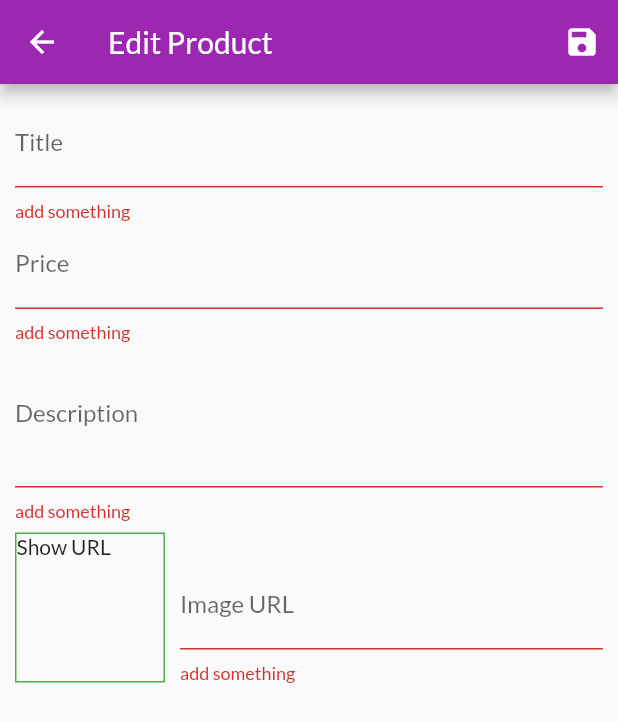
After one commit to sarthakagrawal927/flutter_basic_apps, a Flutter app: the EditProductScreen screen opened by its route, after a tap on the "save" icon, on a phone screen of 412 x 824 dp. The commit adds this screen. Shown: the top 722 px of the screen. Run offline on Flutter 3.47's test engine with Material 2 defaults, Android fonts, the phone set to English and light mode, and no system bars; network calls fail.

Commit message:
Add: New product screen

```diff
--- a/lib/main.dart
+++ b/lib/main.dart
@@ -1,5 +1,6 @@
 import 'package:flutter/material.dart';
 import 'package:flutter_complete_guide/providers/orders.dart';
+import 'package:flutter_complete_guide/screens/edit_product_screen.dart';
 import 'package:flutter_complete_guide/screens/orders_screen.dart';
 import 'package:flutter_complete_guide/screens/user_product_screen.dart';
 import './providers/cart.dart';
@@ -31,7 +32,8 @@ class MyApp extends StatelessWidget {
           ProductDetailScreen.routeName: (ctx) => ProductDetailScreen(),
           CartScreen.routeName: (ctx) => CartScreen(),
           OrdersScreen.routeName: (ctx) => OrdersScreen(),
-          UserProductScreen.routeName: (ctx) => UserProductScreen()
+          UserProductScreen.routeName: (ctx) => UserProductScreen(),
+          EditProductScreen.routeName: (ctx) => EditProductScreen()
         },
       ),
     );
--- a/lib/providers/products.dart
+++ b/lib/providers/products.dart
@@ -13,8 +13,8 @@ class Products with ChangeNotifier {
     return _items.where((prodItem) => prodItem.isFavorite).toList();
   }
 
-  void addProduct() {
-    // _items.add(value);
+  void addProduct(Product product) {
+    _items.add(product);
     notifyListeners();
   }
 
--- /dev/null
+++ b/lib/screens/edit_product_screen.dart
@@ -0,0 +1,176 @@
+import 'package:flutter/material.dart';
+import 'package:flutter_complete_guide/providers/product.dart';
+import 'package:flutter_complete_guide/providers/products.dart';
+import 'package:provider/provider.dart';
+
+// image url: https://upload.wikimedia.org/wikipedia/commons/thumb/b/b6/Image_created_with_a_mobile_phone.png/640px-Image_created_with_a_mobile_phone.png
+class EditProductScreen extends StatefulWidget {
+  static const routeName = "/edit-product";
+  @override
+  _EditProductScreenState createState() => _EditProductScreenState();
+}
+
+class _EditProductScreenState extends State<EditProductScreen> {
+  final _priceFocusNode = FocusNode(); // like useRef
+  final _imageUrlController = TextEditingController();
+  final _imageUrlFocusNode = FocusNode();
+  final _form = GlobalKey<FormState>();
+  var _editedProduct = Product(
+      id: DateTime.now().toString(),
+      title: '',
+      price: 0,
+      description: '',
+      imageUrl: '');
+
+  @override
+  void initState() {
+    _imageUrlFocusNode.addListener(_imageURLListener);
+    super.initState();
+  }
+
+  void _imageURLListener() {
+    if (!_imageUrlFocusNode.hasFocus) {
+      if (!_imageUrlController.text.startsWith('http')) return;
+      setState(() {});
+    }
+  }
+
+  void _saveForm() {
+    final isValid = _form.currentState.validate();
+    if (!isValid) return;
+    _form.currentState.save();
+    Provider.of<Products>(context, listen: false).addProduct(_editedProduct);
+    Navigator.of(context).pop();
+  }
+
+  @override
+  void dispose() {
+    _imageUrlFocusNode.removeListener(_imageURLListener);
+    _priceFocusNode.dispose(); // free up the memory
+    _imageUrlController.dispose();
+    _imageUrlFocusNode.dispose();
+    super.dispose();
+  }
+
+  @override
+  Widget build(BuildContext context) {
+    return Scaffold(
+      appBar: AppBar(
+        title: Text('Edit Product'),
+        actions: [IconButton(onPressed: _saveForm, icon: Icon(Icons.save))],
+      ),
+      body: Padding(
+        padding: EdgeInsets.all(10),
+        child: Form(
+            key: _form,
+            child: SingleChildScrollView(
+              child: Column(
+                children: <Widget>[
+                  TextFormField(
+                    decoration: InputDecoration(labelText: 'Title'),
+                    textInputAction: TextInputAction.next,
+                    onFieldSubmitted: ((_value) => FocusScope.of(context)
+                        .requestFocus(
+                            _priceFocusNode)), // done automatically by flutter now
+                    validator: (value) {
+                      if (value.isEmpty) return "add something";
+                      return null;
+                    },
+                    onSaved: (value) {
+                      _editedProduct = Product(
+                        title: value,
+                        price: _editedProduct.price,
+                        description: _editedProduct.description,
+                        id: _editedProduct.id,
+                        imageUrl: _editedProduct.imageUrl,
+                      );
+                    },
+                  ),
+                  TextFormField(
+                    decoration: InputDecoration(labelText: 'Price'),
+                    textInputAction: TextInputAction.next,
+                    keyboardType: TextInputType.number,
+                    focusNode: _priceFocusNode,
+                    validator: (value) {
+                      if (value.isEmpty) return "add something";
+                      if (double.tryParse(value) == null) return "add number";
+                      if (double.parse(value) <= 0) return 'min price 0';
+                      return null;
+                    },
+                    onSaved: (value) {
+                      _editedProduct = Product(
+                        title: _editedProduct.title,
+                        price: double.parse(value),
+                        description: _editedProduct.description,
+                        id: _editedProduct.id,
+                        imageUrl: _editedProduct.imageUrl,
+                      );
+                    },
+                  ),
+                  TextFormField(
+                    decoration: InputDecoration(labelText: 'Description'),
+                    keyboardType: TextInputType.multiline,
+                    maxLines: 3,
+                    validator: (value) {
+                      if (value.isEmpty) return "add something";
+                      if (value.length < 10) return "atleast 10 char";
+                      return null;
+                    },
+                    onSaved: (value) {
+                      _editedProduct = Product(
+                        title: _editedProduct.title,
+                        price: _editedProduct.price,
+                        description: value,
+                        id: _editedProduct.id,
+                        imageUrl: _editedProduct.imageUrl,
+                      );
+                    },
+                  ),
+                  Row(
+                    crossAxisAlignment: CrossAxisAlignment.end,
+                    children: [
+                      Container(
+                        width: 100,
+                        height: 100,
+                        margin: EdgeInsets.only(top: 8, right: 10),
+                        decoration: BoxDecoration(
+                            border: Border.all(width: 1, color: Colors.green)),
+                        child: _imageUrlController.text.isEmpty
+                            ? Text("Show URL")
+                            : FittedBox(
+                                fit: BoxFit.cover,
+                                child: Image.network(_imageUrlController.text)),
+                      ),
+                      Expanded(
+                        child: TextFormField(
+                          decoration: InputDecoration(labelText: 'Image URL'),
+                          keyboardType: TextInputType.url,
+                          textInputAction: TextInputAction.done,
+                          controller: _imageUrlController,
+                          focusNode: _imageUrlFocusNode,
+                          onFieldSubmitted: (_value) => {_saveForm()},
+                          validator: (value) {
+                            if (value.isEmpty) return "add something";
+                            if (!value.startsWith('http')) return "enter url";
+                            return null;
+                          },
+                          onSaved: (value) {
+                            _editedProduct = Product(
+                              title: _editedProduct.title,
+                              price: _editedProduct.price,
+                              description: _editedProduct.description,
+                              id: _editedProduct.id,
+                              imageUrl: value,
+                            );
+                          },
+                        ),
+                      )
+                    ],
+                  )
+                ],
+              ),
+            )),
+      ),
+    );
+  }
+}
--- a/lib/screens/user_product_screen.dart
+++ b/lib/screens/user_product_screen.dart
@@ -1,5 +1,6 @@
 import 'package:flutter/material.dart';
 import 'package:flutter_complete_guide/providers/products.dart';
+import 'package:flutter_complete_guide/screens/edit_product_screen.dart';
 import 'package:flutter_complete_guide/widgets/app_drawer.dart';
 import 'package:flutter_complete_guide/widgets/user_product_item.dart';
 import 'package:provider/provider.dart';
@@ -13,7 +14,13 @@ class UserProductScreen extends StatelessWidget {
         drawer: AppDrawer(),
         appBar: AppBar(
           title: const Text("Your Products"),
-          actions: [IconButton(onPressed: () {}, icon: Icon(Icons.add))],
+          actions: [
+            IconButton(
+                onPressed: () {
+                  Navigator.of(context).pushNamed(EditProductScreen.routeName);
+                },
+                icon: Icon(Icons.add))
+          ],
         ),
         body: Padding(
           padding: EdgeInsets.all(10),
```
